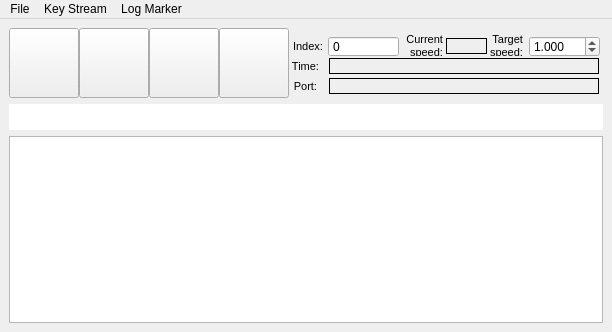
rock-core/gui-vizkit, file lib/vizkit/widgets/log_control/LogControl.ui: the form before one commit.
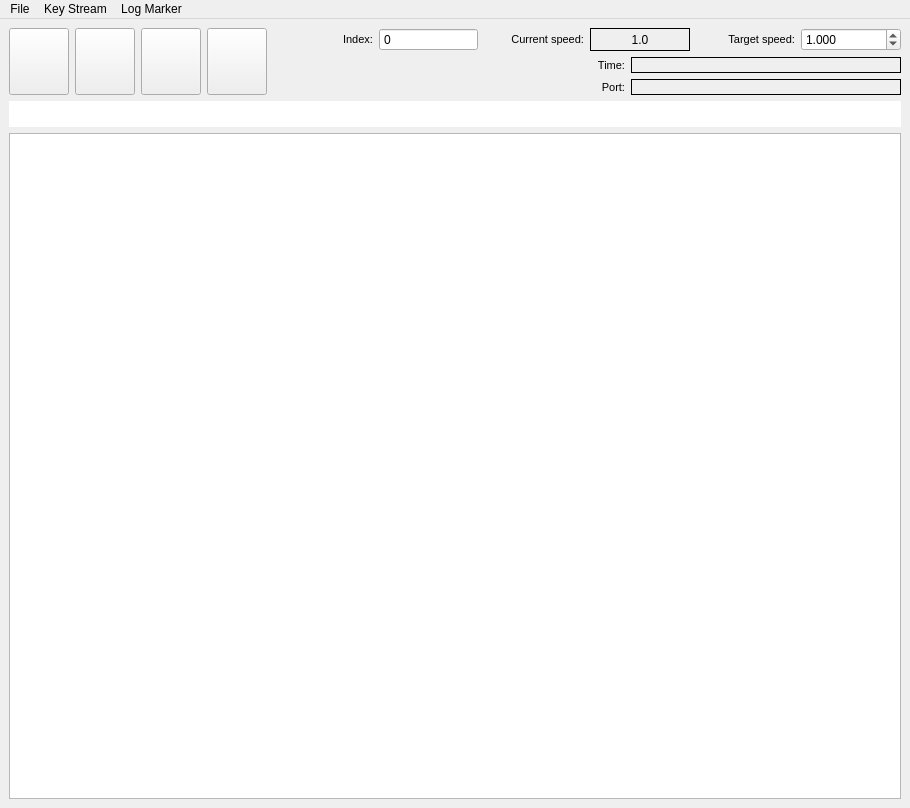
The form after the commit. Icons and pictures are not drawn. Custom widgets are drawn as their Qt base class.

Commit message:
replay: create a proper widget layout
The current log control widget could not be resized at all

```diff
--- a/lib/vizkit/widgets/log_control/LogControl.ui
+++ b/lib/vizkit/widgets/log_control/LogControl.ui
@@ -6,8 +6,8 @@
    <rect>
     <x>0</x>
     <y>0</y>
-    <width>612</width>
-    <height>332</height>
+    <width>910</width>
+    <height>808</height>
    </rect>
   </property>
   <property name="windowTitle">
@@ -17,30 +17,11 @@
    <string/>
   </property>
   <widget class="QWidget" name="centralwidget">
-   <layout class="QVBoxLayout" name="verticalLayout">
+   <layout class="QVBoxLayout" name="verticalLayout_3">
     <item>
-     <widget class="QWidget" name="widget" native="true">
-      <property name="sizePolicy">
-       <sizepolicy hsizetype="Expanding" vsizetype="Preferred">
-        <horstretch>0</horstretch>
-        <verstretch>0</verstretch>
-       </sizepolicy>
-      </property>
-      <property name="minimumSize">
-       <size>
-        <width>250</width>
-        <height>70</height>
-       </size>
-      </property>
+     <layout class="QGridLayout" name="gridLayout">
+      <item row="0" column="0" rowspan="2">
       <widget class="QPushButton" name="bback">
-       <property name="geometry">
-        <rect>
-         <x>0</x>
-         <y>0</y>
-         <width>70</width>
-         <height>70</height>
-        </rect>
-       </property>
        <property name="sizePolicy">
         <sizepolicy hsizetype="Maximum" vsizetype="Maximum">
          <horstretch>0</horstretch>
@@ -76,15 +57,47 @@
         </size>
        </property>
       </widget>
+      </item>
+      <item row="0" column="1" rowspan="2">
+       <widget class="QPushButton" name="bplay">
+        <property name="sizePolicy">
+         <sizepolicy hsizetype="Maximum" vsizetype="Maximum">
+          <horstretch>0</horstretch>
+          <verstretch>0</verstretch>
+         </sizepolicy>
+        </property>
+        <property name="minimumSize">
+         <size>
+          <width>60</width>
+          <height>60</height>
+         </size>
+        </property>
+        <property name="maximumSize">
+         <size>
+          <width>70</width>
+          <height>70</height>
+         </size>
+        </property>
+        <property name="focusPolicy">
+         <enum>Qt::StrongFocus</enum>
+        </property>
+        <property name="text">
+         <string/>
+        </property>
+        <property name="icon">
+         <iconset>
+          <normaloff>play.png</normaloff>play.png</iconset>
+        </property>
+        <property name="iconSize">
+         <size>
+          <width>40</width>
+          <height>40</height>
+         </size>
+        </property>
+       </widget>
+      </item>
+      <item row="0" column="2" rowspan="2">
       <widget class="QPushButton" name="bnext">
-       <property name="geometry">
-        <rect>
-         <x>140</x>
-         <y>0</y>
-         <width>70</width>
-         <height>70</height>
-        </rect>
-       </property>
        <property name="sizePolicy">
         <sizepolicy hsizetype="Maximum" vsizetype="Maximum">
          <horstretch>0</horstretch>
@@ -120,15 +133,9 @@
         </size>
        </property>
       </widget>
+      </item>
+      <item row="0" column="3" rowspan="2">
       <widget class="QPushButton" name="bstop">
-       <property name="geometry">
-        <rect>
-         <x>210</x>
-         <y>0</y>
-         <width>70</width>
-         <height>70</height>
-        </rect>
-       </property>
        <property name="sizePolicy">
         <sizepolicy hsizetype="Maximum" vsizetype="Maximum">
          <horstretch>0</horstretch>
@@ -164,59 +171,14 @@
         </size>
        </property>
       </widget>
-      <widget class="QPushButton" name="bplay">
-       <property name="geometry">
-        <rect>
-         <x>70</x>
-         <y>0</y>
-         <width>70</width>
-         <height>70</height>
-        </rect>
-       </property>
-       <property name="sizePolicy">
-        <sizepolicy hsizetype="Maximum" vsizetype="Maximum">
-         <horstretch>0</horstretch>
-         <verstretch>0</verstretch>
-        </sizepolicy>
-       </property>
-       <property name="minimumSize">
-        <size>
-         <width>60</width>
-         <height>60</height>
-        </size>
-       </property>
-       <property name="maximumSize">
-        <size>
-         <width>70</width>
-         <height>70</height>
-        </size>
-       </property>
-       <property name="focusPolicy">
-        <enum>Qt::StrongFocus</enum>
-       </property>
-       <property name="text">
-        <string/>
-       </property>
-       <property name="icon">
-        <iconset>
-         <normaloff>play.png</normaloff>play.png</iconset>
-       </property>
-       <property name="iconSize">
-        <size>
-         <width>40</width>
-         <height>40</height>
-        </size>
-       </property>
-      </widget>
+      </item>
+      <item row="0" column="4">
+       <layout class="QHBoxLayout" name="horizontalLayout">
+        <property name="spacing">
+         <number>-1</number>
+        </property>
+        <item>
       <widget class="QLabel" name="label_4">
-       <property name="geometry">
-        <rect>
-         <x>280</x>
-         <y>10</y>
-         <width>34</width>
-         <height>16</height>
-        </rect>
-       </property>
        <property name="font">
         <font>
          <pointsize>8</pointsize>
@@ -229,141 +191,9 @@
         <set>Qt::AlignRight|Qt::AlignTrailing|Qt::AlignVCenter</set>
        </property>
       </widget>
-      <widget class="QLabel" name="label_2">
-       <property name="geometry">
-        <rect>
-         <x>282</x>
-         <y>30</y>
-         <width>28</width>
-         <height>16</height>
-        </rect>
-       </property>
-       <property name="font">
-        <font>
-         <pointsize>8</pointsize>
-        </font>
-       </property>
-       <property name="text">
-        <string>Time:</string>
-       </property>
-       <property name="alignment">
-        <set>Qt::AlignRight|Qt::AlignTrailing|Qt::AlignVCenter</set>
-       </property>
-      </widget>
-      <widget class="QLabel" name="timestamp">
-       <property name="geometry">
-        <rect>
-         <x>320</x>
-         <y>30</y>
-         <width>270</width>
-         <height>16</height>
-        </rect>
-       </property>
-       <property name="maximumSize">
-        <size>
-         <width>270</width>
-         <height>250</height>
-        </size>
-       </property>
-       <property name="font">
-        <font>
-         <family>Times New Roman</family>
-         <pointsize>8</pointsize>
-        </font>
-       </property>
-       <property name="frameShape">
-        <enum>QFrame::Box</enum>
-       </property>
-       <property name="lineWidth">
-        <number>1</number>
-       </property>
-       <property name="text">
-        <string/>
-       </property>
-      </widget>
-      <widget class="QLabel" name="label_3">
-       <property name="geometry">
-        <rect>
-         <x>393</x>
-         <y>7</y>
-         <width>41</width>
-         <height>21</height>
-        </rect>
-       </property>
-       <property name="font">
-        <font>
-         <pointsize>8</pointsize>
-        </font>
-       </property>
-       <property name="text">
-        <string>Current
-speed:</string>
-       </property>
-       <property name="alignment">
-        <set>Qt::AlignRight|Qt::AlignTrailing|Qt::AlignVCenter</set>
-       </property>
-      </widget>
-      <widget class="QLabel" name="label_5">
-       <property name="geometry">
-        <rect>
-         <x>280</x>
-         <y>50</y>
-         <width>28</width>
-         <height>16</height>
-        </rect>
-       </property>
-       <property name="font">
-        <font>
-         <pointsize>8</pointsize>
-        </font>
-       </property>
-       <property name="text">
-        <string>Port:</string>
-       </property>
-       <property name="alignment">
-        <set>Qt::AlignRight|Qt::AlignTrailing|Qt::AlignVCenter</set>
-       </property>
-      </widget>
-      <widget class="QLabel" name="last_port">
-       <property name="geometry">
-        <rect>
-         <x>320</x>
-         <y>50</y>
-         <width>270</width>
-         <height>16</height>
-        </rect>
-       </property>
-       <property name="maximumSize">
-        <size>
-         <width>270</width>
-         <height>250</height>
-        </size>
-       </property>
-       <property name="font">
-        <font>
-         <family>Times New Roman</family>
-         <pointsize>8</pointsize>
-        </font>
-       </property>
-       <property name="frameShape">
-        <enum>QFrame::Box</enum>
-       </property>
-       <property name="lineWidth">
-        <number>1</number>
-       </property>
-       <property name="text">
-        <string/>
-       </property>
-      </widget>
+        </item>
+        <item>
       <widget class="QSpinBox" name="index">
-       <property name="geometry">
-        <rect>
-         <x>319</x>
-         <y>8</y>
-         <width>71</width>
-         <height>21</height>
-        </rect>
-       </property>
        <property name="focusPolicy">
         <enum>Qt::StrongFocus</enum>
        </property>
@@ -380,28 +210,36 @@
         <number>1</number>
        </property>
       </widget>
+        </item>
+        <item>
+         <widget class="QLabel" name="label_3">
+          <property name="font">
+           <font>
+            <pointsize>8</pointsize>
+           </font>
+          </property>
+          <property name="text">
+           <string>Current speed:</string>
+          </property>
+          <property name="textFormat">
+           <enum>Qt::AutoText</enum>
+          </property>
+          <property name="alignment">
+           <set>Qt::AlignRight|Qt::AlignTrailing|Qt::AlignVCenter</set>
+          </property>
+          <property name="wordWrap">
+           <bool>true</bool>
+          </property>
+         </widget>
+        </item>
+        <item>
       <widget class="QLabel" name="dcurrent_speed">
-       <property name="geometry">
-        <rect>
-         <x>437</x>
-         <y>10</y>
-         <width>41</width>
-         <height>16</height>
-        </rect>
-       </property>
        <property name="maximumSize">
         <size>
          <width>252</width>
          <height>250</height>
         </size>
        </property>
-       <property name="font">
-        <font>
-         <family>Ubuntu</family>
-         <pointsize>11</pointsize>
-         <italic>false</italic>
-        </font>
-       </property>
        <property name="frameShape">
         <enum>QFrame::Box</enum>
        </property>
@@ -409,40 +247,33 @@
         <number>1</number>
        </property>
        <property name="text">
-        <string/>
-       </property>
-      </widget>
+           <string>1.0</string>
+          </property>
+          <property name="alignment">
+           <set>Qt::AlignCenter</set>
+          </property>
+         </widget>
+        </item>
+        <item>
       <widget class="QLabel" name="label_6">
-       <property name="geometry">
-        <rect>
-         <x>480</x>
-         <y>7</y>
-         <width>34</width>
-         <height>21</height>
-        </rect>
-       </property>
        <property name="font">
         <font>
          <pointsize>8</pointsize>
         </font>
        </property>
        <property name="text">
-        <string>Target
-speed:</string>
+           <string>Target speed:</string>
        </property>
        <property name="alignment">
         <set>Qt::AlignRight|Qt::AlignTrailing|Qt::AlignVCenter</set>
        </property>
-      </widget>
+          <property name="wordWrap">
+           <bool>true</bool>
+          </property>
+         </widget>
+        </item>
+        <item>
       <widget class="QDoubleSpinBox" name="dtarget_speed">
-       <property name="geometry">
-        <rect>
-         <x>520</x>
-         <y>8</y>
-         <width>71</width>
-         <height>21</height>
-        </rect>
-       </property>
        <property name="decimals">
         <number>3</number>
        </property>
@@ -456,7 +287,102 @@
         <double>1.000000000000000</double>
        </property>
       </widget>
-     </widget>
+        </item>
+       </layout>
+      </item>
+      <item row="1" column="4">
+       <layout class="QHBoxLayout" name="horizontalLayout_2">
+        <item>
+         <layout class="QVBoxLayout" name="verticalLayout">
+          <item>
+           <widget class="QLabel" name="label_2">
+            <property name="font">
+             <font>
+              <pointsize>8</pointsize>
+             </font>
+            </property>
+            <property name="text">
+             <string>Time:</string>
+            </property>
+            <property name="alignment">
+             <set>Qt::AlignRight|Qt::AlignTrailing|Qt::AlignVCenter</set>
+            </property>
+           </widget>
+          </item>
+          <item>
+           <widget class="QLabel" name="label_5">
+            <property name="font">
+             <font>
+              <pointsize>8</pointsize>
+             </font>
+            </property>
+            <property name="text">
+             <string>Port:</string>
+            </property>
+            <property name="alignment">
+             <set>Qt::AlignRight|Qt::AlignTrailing|Qt::AlignVCenter</set>
+            </property>
+           </widget>
+          </item>
+         </layout>
+        </item>
+        <item>
+         <layout class="QVBoxLayout" name="verticalLayout_2">
+          <item>
+           <widget class="QLabel" name="timestamp">
+            <property name="sizePolicy">
+             <sizepolicy hsizetype="MinimumExpanding" vsizetype="Preferred">
+              <horstretch>0</horstretch>
+              <verstretch>0</verstretch>
+             </sizepolicy>
+            </property>
+            <property name="maximumSize">
+             <size>
+              <width>270</width>
+              <height>250</height>
+             </size>
+            </property>
+            <property name="frameShape">
+             <enum>QFrame::Box</enum>
+            </property>
+            <property name="lineWidth">
+             <number>1</number>
+            </property>
+            <property name="text">
+             <string/>
+            </property>
+           </widget>
+          </item>
+          <item>
+           <widget class="QLabel" name="last_port">
+            <property name="sizePolicy">
+             <sizepolicy hsizetype="MinimumExpanding" vsizetype="Preferred">
+              <horstretch>0</horstretch>
+              <verstretch>0</verstretch>
+             </sizepolicy>
+            </property>
+            <property name="maximumSize">
+             <size>
+              <width>270</width>
+              <height>250</height>
+             </size>
+            </property>
+            <property name="frameShape">
+             <enum>QFrame::Box</enum>
+            </property>
+            <property name="lineWidth">
+             <number>1</number>
+            </property>
+            <property name="text">
+             <string/>
+            </property>
+           </widget>
+          </item>
+         </layout>
+        </item>
+       </layout>
+      </item>
+     </layout>
     </item>
     <item>
      <widget class="Timeline" name="timeline">
@@ -528,8 +454,8 @@
     <rect>
      <x>0</x>
      <y>0</y>
-     <width>612</width>
-     <height>20</height>
+     <width>910</width>
+     <height>25</height>
     </rect>
    </property>
    <widget class="QMenu" name="menuExport">
```
Lines whose indentation alone changed are shown as unchanged.
